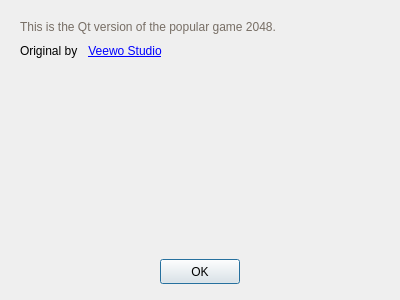
Above: 2048/DlgAbout.ui from latsa/Qt2048 before the change. Below: the same form after it.
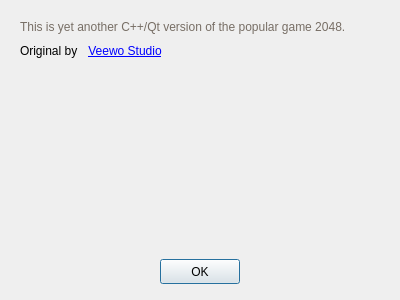
That is the form after the change. Custom widgets are drawn as their Qt base class.

The edit to the form file:
```diff
--- a/2048/DlgAbout.ui
+++ b/2048/DlgAbout.ui
@@ -167,7 +167,7 @@
          <string notr="true">color: rgb(119, 110, 101);</string>
         </property>
         <property name="text">
-         <string>&lt;html&gt;&lt;head/&gt;&lt;body&gt;&lt;p&gt;This is the Qt version of the popular game 2048.&lt;/p&gt;&lt;/body&gt;&lt;/html&gt;</string>
+         <string>&lt;html&gt;&lt;head/&gt;&lt;body&gt;&lt;p&gt;This is yet another C++/Qt version of the popular game 2048.&lt;/p&gt;&lt;/body&gt;&lt;/html&gt;</string>
         </property>
         <property name="textFormat">
          <enum>Qt::RichText</enum>
```
